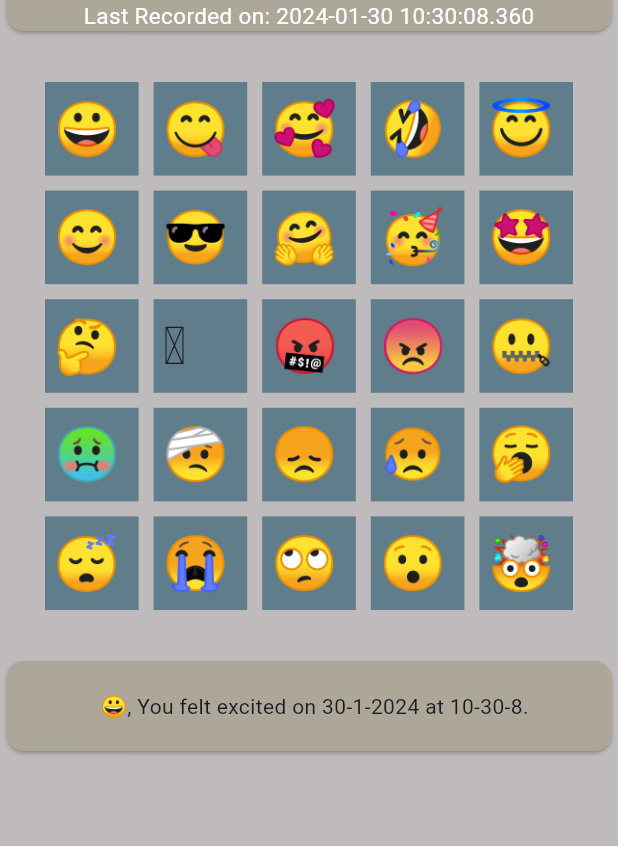
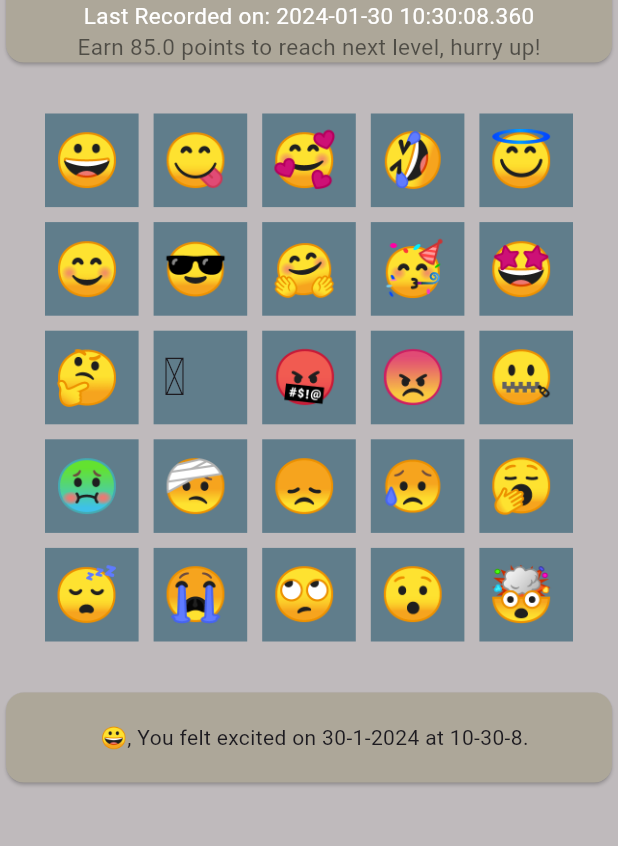
Before and after one commit to vaiiishnaviii123/StayFit, a Flutter app: the screen it shows after launch, after a tap on an icon or button, on a phone screen of 412 x 824 dp, the part 239-1085 px from its top. Run offline on Flutter 3.47's test engine with Material 3 defaults, Android fonts, the phone set to English and light mode, and no system bars; our stand-ins replace dropdown_textfield.

Commit message:
added level notifier

```diff
--- a/lib/Models/reward.dart
+++ b/lib/Models/reward.dart
@@ -3,7 +3,8 @@ class Reward {
    int dedication;
    String event;
    DateTime date;
+   double pointForNextLevel;
 
 
-  Reward(this.rewardPoints, this.dedication, this.event, this.date);
+  Reward(this.rewardPoints, this.dedication, this.event, this.date, this.pointForNextLevel);
 }
--- a/lib/main.dart
+++ b/lib/main.dart
@@ -57,7 +57,7 @@ class _MyHomePageState extends State<MyHomePage> {
 
   @override
   Widget build(BuildContext context) {
-    Reward rp = new Reward(0, 0, "", DateTime.now());
+    Reward rp = new Reward(0, 0, "", DateTime.now(), 100.0);
     final PageController controller = PageController();
     List<Event> list = [];
     List<Event> dietList = [];
--- a/lib/reward_points.dart
+++ b/lib/reward_points.dart
@@ -39,9 +39,9 @@ class RewardPoints with ChangeNotifier {
     // Calculate time difference in minutes
     double timeDifference = currentTime.difference(reward.date).inMinutes.toDouble();
 
-    if (timeDifference > 2) {
+    if (timeDifference > 10) {
       // If last submission was more than 2 minutes ago, reduce 1 point for every 2 mins difference
-      double pointsToDeduct = (timeDifference / 2).floorToDouble();
+      double pointsToDeduct = (timeDifference / 10).floorToDouble();
       reward.rewardPoints += (10 - pointsToDeduct);
 
       // Ensure points don't go below zero
@@ -58,5 +58,6 @@ class RewardPoints with ChangeNotifier {
     // Calculate dedication level
     reward.dedication = (reward.rewardPoints ~/ 100).toInt();
     reward.date = currentTime;
+    reward.pointForNextLevel = (reward.dedication + 1) * 100 - reward.rewardPoints;
   }
 }
--- a/lib/reward_points_page.dart
+++ b/lib/reward_points_page.dart
@@ -34,7 +34,9 @@ class _RewardPointsPageState extends State<RewardPointsPage> {
          if(context.watch<RewardPoints>().getRewardPoints().event.isNotEmpty)Text('Last Event Recorded: ${context.watch<RewardPoints>().getRewardPoints().event}', style: TextStyle(color: Colors.white, fontSize: 15),),
          Text('Dedication Level: ${context.watch<RewardPoints>().getRewardPoints().dedication}', style: TextStyle(color: Colors.white, fontSize: 15),),
          if(context.watch<RewardPoints>().getRewardPoints().event.isNotEmpty)Text('Last Recorded on: ${context.watch<RewardPoints>().getRewardPoints().date}', style: TextStyle(color: Colors.white, fontSize: 15),),
-         if(context.watch<RewardPoints>().getRewardPoints().event.isEmpty)Text('Log your first record to earn points!', style: TextStyle(color: Colors.black54, fontSize: 15),)
+         if(context.watch<RewardPoints>().getRewardPoints().event.isEmpty)Text('Log your first record to earn points!', style: TextStyle(color: Colors.black54, fontSize: 15),),
+         if(context.watch<RewardPoints>().getRewardPoints().event.isNotEmpty)Text('Earn ${context.watch<RewardPoints>().getRewardPoints().pointForNextLevel} points to reach next level, hurry up!', style: TextStyle(color: Colors.black54, fontSize: 15),)
+
        ],
       ),
     );
```
